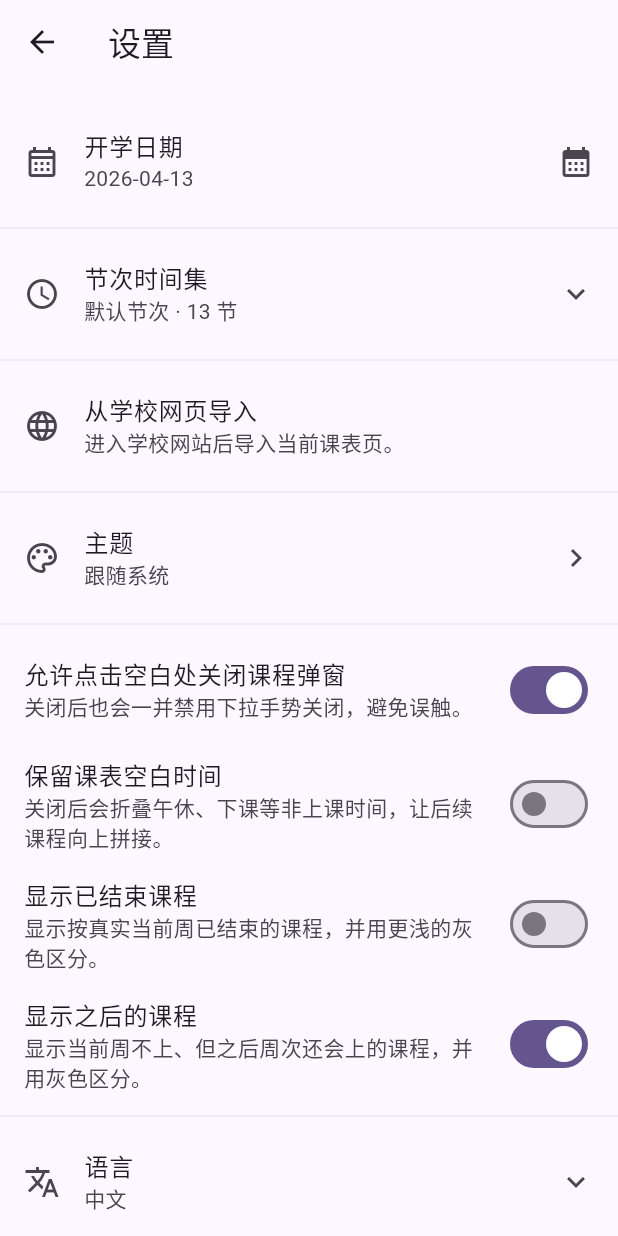
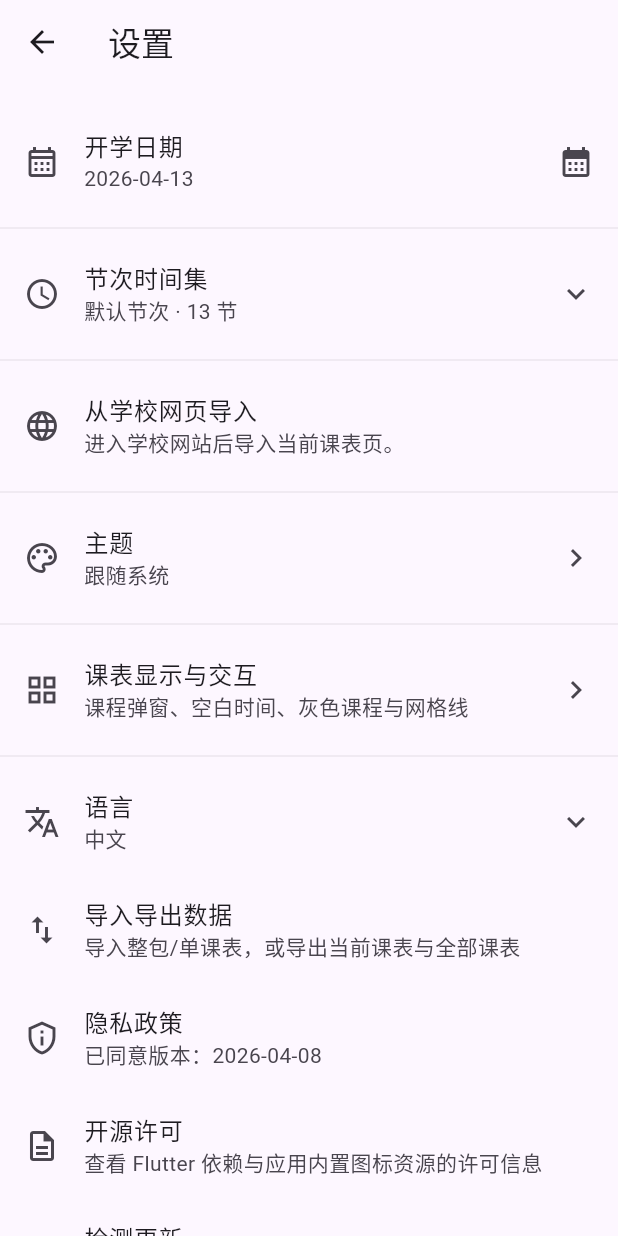
Before and after one commit to Mashiro0619/classmate, a Flutter app: the screen it shows after launch, after a tap on "同意并继续", after a tap on "新建课表", after a tap on the "settings" icon, on a phone screen of 412 x 824 dp. Run offline on Flutter 3.47's test engine with Material 3 defaults, Android fonts, the phone set to English and light mode, and no system bars; our stand-ins replace file_picker, flutter_colorpicker, font_awesome_flutter, package_info_plus, share_plus, shared_preferences; missing offline and left inert: file_selector, flutter_inappwebview.

Commit message:
Added an independent course schedule display and interaction settings page to centrally manage course schedule-related display options. Added a switch for displaying gridlines on the course schedule, allowing users to hide or show gridlines as needed. Optimized the structure of the settings page and some interaction details. Fixed several known issues and improved overall stability.

```diff
--- a/lib/l10n/app_en.arb
+++ b/lib/l10n/app_en.arb
@@ -110,6 +110,10 @@
   "showPastEndedCoursesHint": "Show courses that have already finished by the real current week with a lighter gray style.",
   "showFutureCourses": "Show future courses",
   "showFutureCoursesHint": "Show courses that are not active this week but will appear in later weeks with a gray style.",
+  "timetableDisplaySettings": "Timetable display and interaction",
+  "timetableDisplaySettingsDesc": "Popup dismissal, gaps, gray courses, and grid lines",
+  "showTimetableGridLines": "Show timetable grid lines",
+  "showTimetableGridLinesHint": "Control whether horizontal and vertical grid lines are visible in the timetable.",
   "language": "Language",
   "languageChinese": "中文",
   "languageEnglish": "English",
--- a/lib/l10n/app_localizations.dart
+++ b/lib/l10n/app_localizations.dart
@@ -491,6 +491,30 @@ abstract class AppLocalizations {
   /// **'Show courses that are not active this week but will appear in later weeks with a gray style.'**
   String get showFutureCoursesHint;
 
+  /// No description provided for @timetableDisplaySettings.
+  ///
+  /// In en, this message translates to:
+  /// **'Timetable display and interaction'**
+  String get timetableDisplaySettings;
+
+  /// No description provided for @timetableDisplaySettingsDesc.
+  ///
+  /// In en, this message translates to:
+  /// **'Popup dismissal, gaps, gray courses, and grid lines'**
+  String get timetableDisplaySettingsDesc;
+
+  /// No description provided for @showTimetableGridLines.
+  ///
+  /// In en, this message translates to:
+  /// **'Show timetable grid lines'**
+  String get showTimetableGridLines;
+
+  /// No description provided for @showTimetableGridLinesHint.
+  ///
+  /// In en, this message translates to:
+  /// **'Control whether horizontal and vertical grid lines are visible in the timetable.'**
+  String get showTimetableGridLinesHint;
+
   /// No description provided for @language.
   ///
   /// In en, this message translates to:
--- a/lib/l10n/app_localizations_zh.dart
+++ b/lib/l10n/app_localizations_zh.dart
@@ -217,6 +217,18 @@ class AppLocalizationsZh extends AppLocalizations {
 
   @override
   String get showFutureCoursesHint => '显示当前周不上、但之后周次还会上的课程，并用灰色区分。';
+
+  @override
+  String get timetableDisplaySettings => '课表显示与交互';
+
+  @override
+  String get timetableDisplaySettingsDesc => '课程弹窗、空白时间、灰色课程与网格线';
+
+  @override
+  String get showTimetableGridLines => '显示课表网格线';
+
+  @override
+  String get showTimetableGridLinesHint => '控制课表中的横向与纵向网格线是否显示。';
 
   @override
   String get language => '语言';
--- a/lib/l10n/app_zh.arb
+++ b/lib/l10n/app_zh.arb
@@ -110,6 +110,10 @@
   "showPastEndedCoursesHint": "显示按真实当前周已结束的课程，并用更浅的灰色区分。",
   "showFutureCourses": "显示之后的课程",
   "showFutureCoursesHint": "显示当前周不上、但之后周次还会上的课程，并用灰色区分。",
+  "timetableDisplaySettings": "课表显示与交互",
+  "timetableDisplaySettingsDesc": "课程弹窗、空白时间、灰色课程与网格线",
+  "showTimetableGridLines": "显示课表网格线",
+  "showTimetableGridLinesHint": "控制课表中的横向与纵向网格线是否显示。",
   "language": "语言",
   "languageChinese": "中文",
   "languageEnglish": "English",
--- a/lib/models/timetable_models.dart
+++ b/lib/models/timetable_models.dart
@@ -510,6 +510,7 @@ class AppData {
     this.preserveTimetableGaps = false,
     this.showPastEndedCourses = false,
     this.showFutureCourses = true,
+    this.showTimetableGridLines = true,
     this.localeCode = defaultLocaleCode,
     this.themeMode = defaultThemeMode,
     this.themeSeedColorValue = defaultThemeSeedColorValue,
@@ -527,6 +528,7 @@ class AppData {
   final bool preserveTimetableGaps;
   final bool showPastEndedCourses;
   final bool showFutureCourses;
+  final bool showTimetableGridLines;
   final String localeCode;
   final String themeMode;
   final int themeSeedColorValue;
@@ -544,6 +546,7 @@ class AppData {
     'preserveTimetableGaps': preserveTimetableGaps,
     'showPastEndedCourses': showPastEndedCourses,
     'showFutureCourses': showFutureCourses,
+    'showTimetableGridLines': showTimetableGridLines,
     'localeCode': normalizeLocaleCode(localeCode),
     'themeMode': normalizeThemeMode(themeMode),
     'themeSeedColorValue': themeSeedColorValue,
@@ -637,6 +640,8 @@ class AppData {
       preserveTimetableGaps: json['preserveTimetableGaps'] as bool? ?? false,
       showPastEndedCourses: json['showPastEndedCourses'] as bool? ?? false,
       showFutureCourses: json['showFutureCourses'] as bool? ?? true,
+      showTimetableGridLines:
+          json['showTimetableGridLines'] as bool? ?? true,
       localeCode: localeCode,
       themeMode: normalizeThemeMode(
         json['themeMode'] as String? ?? defaultThemeMode,
@@ -661,6 +666,7 @@ class AppData {
     bool? preserveTimetableGaps,
     bool? showPastEndedCourses,
     bool? showFutureCourses,
+    bool? showTimetableGridLines,
     String? localeCode,
     String? themeMode,
     int? themeSeedColorValue,
@@ -683,6 +689,8 @@ class AppData {
           showPastEndedCourses ?? this.showPastEndedCourses,
       showFutureCourses:
           showFutureCourses ?? this.showFutureCourses,
+      showTimetableGridLines:
+          showTimetableGridLines ?? this.showTimetableGridLines,
       localeCode: normalizeLocaleCode(localeCode ?? this.localeCode),
       themeMode: normalizeThemeMode(themeMode ?? this.themeMode),
       themeSeedColorValue: themeSeedColorValue ?? this.themeSeedColorValue,
--- a/lib/screens/home_screen.dart
+++ b/lib/screens/home_screen.dart
@@ -253,6 +253,7 @@ class _HomeScreenState extends State<HomeScreen> {
                         preserveGaps: provider.preserveTimetableGaps,
                         showPastEndedCourses: provider.showPastEndedCourses,
                         showFutureCourses: provider.showFutureCourses,
+                        showGridLines: provider.showTimetableGridLines,
                         displayedCourseIdForConflict:
                             provider.displayedCourseIdForConflict,
                         onCourseTap: (info) =>
--- a/lib/screens/settings_page.dart
+++ b/lib/screens/settings_page.dart
@@ -12,6 +12,7 @@ import '../services/update_service.dart';
 import '../widgets/period_time_set_picker_dialog.dart';
 import 'privacy_policy_page.dart';
 import 'theme_settings_page.dart';
+import 'timetable_display_settings_page.dart';
 import 'timetable_import_flow.dart';
 
 enum _DataAction {
@@ -296,33 +297,13 @@ class _SettingsPageState extends State<SettingsPage> {
                   context,
                 ).colorScheme.outlineVariant.withValues(alpha: 0.35),
               ),
-              SwitchListTile(
+              ListTile(
                 contentPadding: const EdgeInsets.symmetric(horizontal: 16),
-                value: provider.closeCoursePopupOnOutsideTap,
-                title: Text(l10n.coursePopupDismissSetting),
-                subtitle: Text(l10n.coursePopupDismissSettingHint),
-                onChanged: provider.updateCloseCoursePopupOnOutsideTap,
-              ),
-              SwitchListTile(
-                contentPadding: const EdgeInsets.symmetric(horizontal: 16),
-                value: provider.preserveTimetableGaps,
-                title: Text(l10n.preserveTimetableGaps),
-                subtitle: Text(l10n.preserveTimetableGapsHint),
-                onChanged: provider.updatePreserveTimetableGaps,
-              ),
-              SwitchListTile(
-                contentPadding: const EdgeInsets.symmetric(horizontal: 16),
-                value: provider.showPastEndedCourses,
-                title: Text(l10n.showPastEndedCourses),
-                subtitle: Text(l10n.showPastEndedCoursesHint),
-                onChanged: provider.updateShowPastEndedCourses,
-              ),
-              SwitchListTile(
-                contentPadding: const EdgeInsets.symmetric(horizontal: 16),
-                value: provider.showFutureCourses,
-                title: Text(l10n.showFutureCourses),
-                subtitle: Text(l10n.showFutureCoursesHint),
-                onChanged: provider.updateShowFutureCourses,
+                leading: const Icon(Icons.grid_view_outlined),
+                title: Text(l10n.timetableDisplaySettings),
+                subtitle: Text(l10n.timetableDisplaySettingsDesc),
+                trailing: const Icon(Icons.keyboard_arrow_right),
+                onTap: () => _openTimetableDisplaySettingsPage(provider),
               ),
               Divider(
                 color: Theme.of(
@@ -395,6 +376,19 @@ class _SettingsPageState extends State<SettingsPage> {
         builder: (_) => ChangeNotifierProvider<TimetableProvider>.value(
           value: provider,
           child: const ThemeSettingsPage(),
+        ),
+      ),
+    );
+  }
+
+  Future<void> _openTimetableDisplaySettingsPage(
+    TimetableProvider provider,
+  ) async {
+    await Navigator.of(context).push(
+      MaterialPageRoute(
+        builder: (_) => ChangeNotifierProvider<TimetableProvider>.value(
+          value: provider,
+          child: const TimetableDisplaySettingsPage(),
         ),
       ),
     );
--- a/lib/widgets/timetable_grid.dart
+++ b/lib/widgets/timetable_grid.dart
@@ -64,6 +64,7 @@ class TimetableGrid extends StatelessWidget {
     required this.preserveGaps,
     required this.showPastEndedCourses,
     required this.showFutureCourses,
+    required this.showGridLines,
     required this.onCourseTap,
     required this.onEmptySlotTap,
     this.displayedCourseIdForConflict,
@@ -78,6 +79,7 @@ class TimetableGrid extends StatelessWidget {
   final bool preserveGaps;
   final bool showPastEndedCourses;
   final bool showFutureCourses;
+  final bool showGridLines;
   final ValueChanged<TimetableCourseTapInfo> onCourseTap;
   final ValueChanged<TimetableEmptySlotTapInfo> onEmptySlotTap;
   final String? Function(String conflictKey)? displayedCourseIdForConflict;
@@ -190,9 +192,9 @@ class TimetableGrid extends StatelessWidget {
                         for (var weekday = 1; weekday <= 7; weekday++)
                           _DayColumn(
                             width: metrics.dayColumnWidth,
-                            borderColor: colors.outlineVariant.withValues(
-                              alpha: 0.25,
-                            ),
+                            borderColor: showGridLines
+                                ? colors.outlineVariant.withValues(alpha: 0.25)
+                                : Colors.transparent,
                             onLongPressAt: (localPosition) {
                               final matchedPeriod = layout.slotForY(
                                 localPosition.dy,
@@ -209,6 +211,7 @@ class TimetableGrid extends StatelessWidget {
                             child: Stack(
                               clipBehavior: Clip.none,
                               children: [
+                                if (showGridLines)
                                   for (final slot in slots)
                                     Positioned(
                                       top: layout.slotTop(slot),
--- a/pubspec.yaml
+++ b/pubspec.yaml
@@ -16,7 +16,7 @@ publish_to: 'none' # Remove this line if you wish to publish to pub.dev
 # https://developer.apple.com/library/archive/documentation/General/Reference/InfoPlistKeyReference/Articles/CoreFoundationKeys.html
 # In Windows, build-name is used as the major, minor, and patch parts
 # of the product and file versions while build-number is used as the build suffix.
-version: 1.6.1+1
+version: 1.6.2+1
 
 environment:
   sdk: ^3.11.0
```
Also changed, not shown: lib/l10n/app_localizations_en.dart (+12 -0 lines), lib/providers/timetable_provider.dart (+9 -0 lines), lib/screens/timetable_display_settings_page.dart (added, +61 -0 lines), 2 other files. Lines whose indentation alone changed are shown as unchanged.
